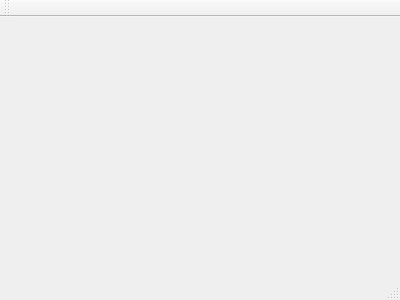
Above: mainwindow.ui from Zlopez/XMLDatabaseTool before the change. Below: the same form after it.
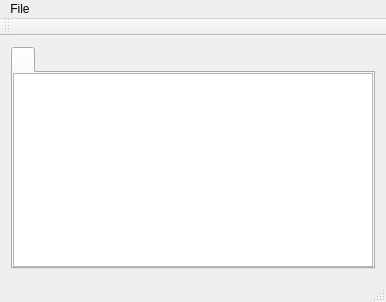
That is the form after the change.

Commit message: Created main application window.

What changed in the file:
```diff
--- a/mainwindow.ui
+++ b/mainwindow.ui
@@ -1,24 +1,102 @@
 <ui version="4.0">
  <class>MainWindow</class>
- <widget class="QMainWindow" name="MainWindow" >
-  <property name="geometry" >
+ <widget class="QMainWindow" name="MainWindow">
+  <property name="geometry">
    <rect>
     <x>0</x>
     <y>0</y>
-    <width>400</width>
-    <height>300</height>
+    <width>386</width>
+    <height>281</height>
    </rect>
   </property>
-  <property name="windowTitle" >
+  <property name="sizePolicy">
+   <sizepolicy hsizetype="Expanding" vsizetype="Expanding">
+    <horstretch>0</horstretch>
+    <verstretch>0</verstretch>
+   </sizepolicy>
+  </property>
+  <property name="windowTitle">
    <string>MainWindow</string>
   </property>
-  <widget class="QMenuBar" name="menuBar" />
-  <widget class="QToolBar" name="mainToolBar" />
-  <widget class="QWidget" name="centralWidget" />
-  <widget class="QStatusBar" name="statusBar" />
+  <property name="locale">
+   <locale language="English" country="UnitedStates"/>
+  </property>
+  <widget class="QWidget" name="centralWidget">
+   <property name="sizePolicy">
+    <sizepolicy hsizetype="MinimumExpanding" vsizetype="MinimumExpanding">
+     <horstretch>0</horstretch>
+     <verstretch>0</verstretch>
+    </sizepolicy>
+   </property>
+   <property name="autoFillBackground">
+    <bool>false</bool>
+   </property>
+   <layout class="QHBoxLayout" name="horizontalLayout_2">
+    <item>
+     <widget class="QTabWidget" name="tablesTab">
+      <widget class="QWidget" name="horizontalTabWidgetPage1">
+       <attribute name="title">
+        <string/>
+       </attribute>
+       <layout class="QHBoxLayout" name="horizontalLayout">
+        <property name="spacing">
+         <number>-1</number>
+        </property>
+        <property name="margin">
+         <number>0</number>
+        </property>
+        <item>
+         <widget class="QTableView" name="tableXML">
+          <property name="sizePolicy">
+           <sizepolicy hsizetype="Expanding" vsizetype="Expanding">
+            <horstretch>0</horstretch>
+            <verstretch>0</verstretch>
+           </sizepolicy>
+          </property>
+         </widget>
+        </item>
+       </layout>
+      </widget>
+     </widget>
+    </item>
+   </layout>
+  </widget>
+  <widget class="QMenuBar" name="menuBar">
+   <property name="geometry">
+    <rect>
+     <x>0</x>
+     <y>0</y>
+     <width>386</width>
+     <height>21</height>
+    </rect>
+   </property>
+   <widget class="QMenu" name="menuFile">
+    <property name="title">
+     <string>File</string>
+    </property>
+    <addaction name="actionNew_table"/>
+   </widget>
+   <addaction name="menuFile"/>
+  </widget>
+  <widget class="QToolBar" name="mainToolBar">
+   <attribute name="toolBarArea">
+    <enum>TopToolBarArea</enum>
+   </attribute>
+   <attribute name="toolBarBreak">
+    <bool>false</bool>
+   </attribute>
+  </widget>
+  <widget class="QStatusBar" name="statusBar"/>
+  <action name="actionNew_table">
+   <property name="text">
+    <string>New table...</string>
+   </property>
+   <property name="toolTip">
+    <string>Creates new table</string>
+   </property>
+  </action>
  </widget>
- <layoutDefault spacing="6" margin="11" />
- <pixmapfunction></pixmapfunction>
+ <layoutdefault spacing="6" margin="11"/>
  <resources/>
  <connections/>
 </ui>
```
Left out of the diff: 1 changed line with no effect on the pictures. The commit also changes 4 other files.
